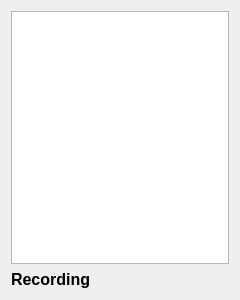
Qt form EasyPointer/DialogRecord.ui (wlffeng2008/EasyPointer) before a commit.
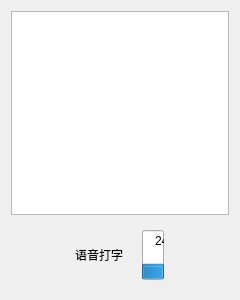
The same form after that commit. Icons and pictures are not drawn.

```diff
--- a/EasyPointer/DialogRecord.ui
+++ b/EasyPointer/DialogRecord.ui
@@ -13,21 +13,47 @@
   <property name="windowTitle">
    <string>Dialog</string>
   </property>
-  <layout class="QVBoxLayout" name="verticalLayout">
+  <layout class="QVBoxLayout" name="verticalLayout" stretch="10,0">
    <item>
     <widget class="QTextEdit" name="textEdit"/>
    </item>
-   <item>
-    <widget class="QLabel" name="label">
-     <property name="font">
-      <font>
-       <pointsize>12</pointsize>
-       <bold>true</bold>
-      </font>
-     </property>
-     <property name="text">
-      <string>Recording</string>
-     </property>
+   <item alignment="Qt::AlignmentFlag::AlignHCenter">
+    <widget class="QFrame" name="frameBm">
+     <layout class="QHBoxLayout" name="horizontalLayout">
+      <item>
+       <widget class="QLabel" name="label">
+        <property name="text">
+         <string>语音打字</string>
+        </property>
+       </widget>
+      </item>
+      <item alignment="Qt::AlignmentFlag::AlignHCenter">
+       <widget class="QLabel" name="labelAudio">
+        <property name="text">
+         <string/>
+        </property>
+        <property name="pixmap">
+         <pixmap resource="res.qrc">:/images/audio.png</pixmap>
+        </property>
+       </widget>
+      </item>
+      <item alignment="Qt::AlignmentFlag::AlignHCenter">
+       <widget class="QProgressBar" name="progressBar">
+        <property name="maximumSize">
+         <size>
+          <width>16777215</width>
+          <height>50</height>
+         </size>
+        </property>
+        <property name="value">
+         <number>24</number>
+        </property>
+        <property name="orientation">
+         <enum>Qt::Orientation::Vertical</enum>
+        </property>
+       </widget>
+      </item>
+     </layout>
     </widget>
    </item>
   </layout>
```
Left out of the diff: 4 changed lines with no effect on the pictures.
